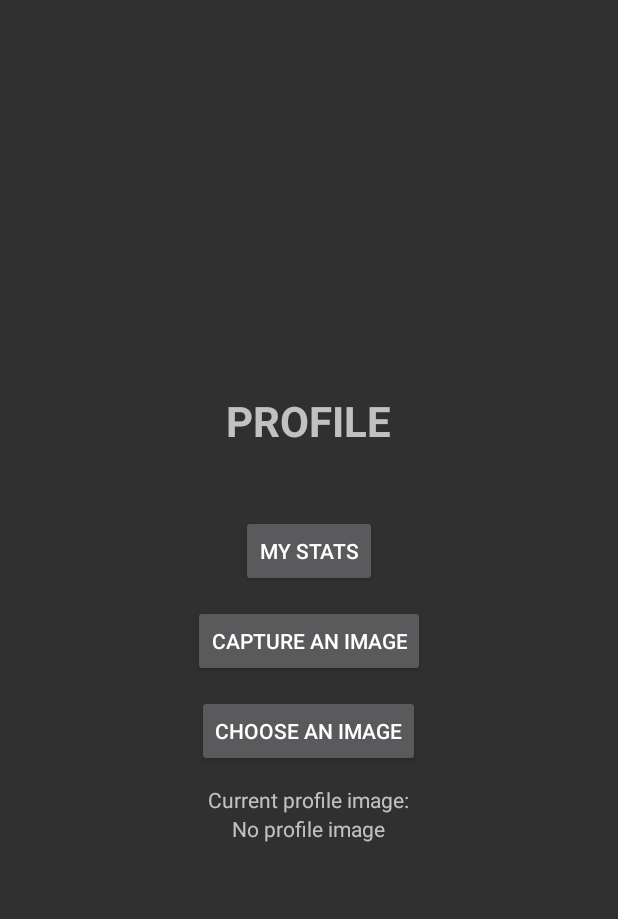
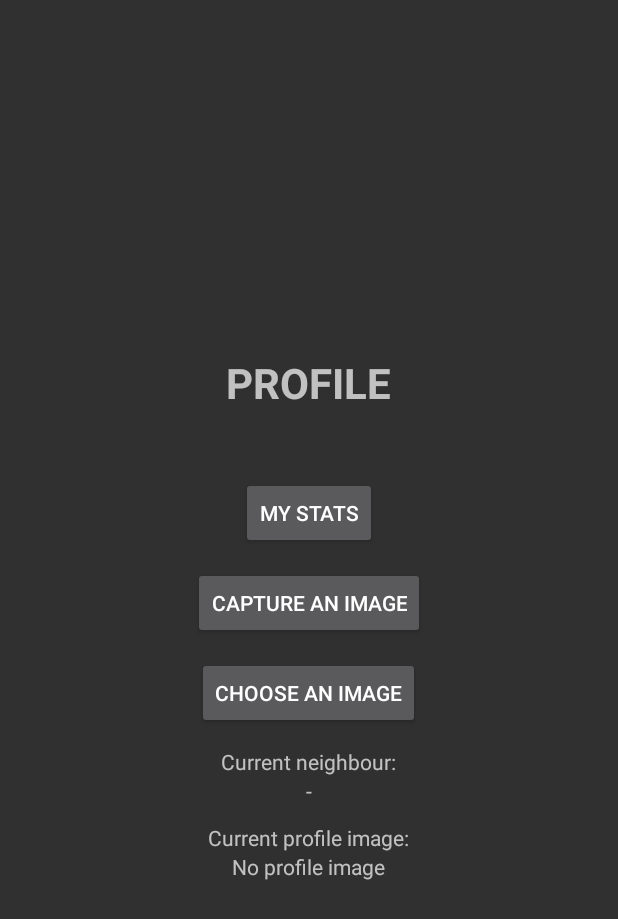
Before and after one commit to tomiplaz/yamb-friends, an Android app: the ProfileActivity screen opened directly, with no data from a screen before it, on a phone screen of 412 x 824 dp. Shown: the top 919 px of the screen. Run offline under Robolectric (Android 15) with nearby library versions, the phone set to English and light mode, and no system bars; libraries missing offline, so code that uses them is left out: retrofit.client; 3 statements that could not run were skipped.

Commit message:
Implement getNeighbour()

```diff
--- a/app/src/main/java/com/plazonic/tomislav/yambfriends/ProfileActivity.java
+++ b/app/src/main/java/com/plazonic/tomislav/yambfriends/ProfileActivity.java
@@ -42,7 +42,7 @@ public class ProfileActivity extends AppCompatActivity implements View.OnClickLi
     private SharedPreferences settings;
     private String username;
     private ImageView ivProfileImage;
-    private TextView ivProfileImageInfo;
+    private TextView tvProfileImageInfo, tvCurrentNeighbour;
     private Uri fileUri;
     private ProgressDialog progressDialog;
     private RestApi restApi;
@@ -56,7 +56,8 @@ public class ProfileActivity extends AppCompatActivity implements View.OnClickLi
         username = settings.getString("username", null);
 
         ivProfileImage = (ImageView) findViewById(R.id.profile_image);
-        ivProfileImageInfo = (TextView) findViewById(R.id.profile_image_info);
+        tvProfileImageInfo = (TextView) findViewById(R.id.profile_image_info);
+        tvCurrentNeighbour = (TextView) findViewById(R.id.current_neighbour_value);
 
         findViewById(R.id.capture_an_image_button).setOnClickListener(this);
         findViewById(R.id.choose_an_image_button).setOnClickListener(this);
@@ -67,6 +68,7 @@ public class ProfileActivity extends AppCompatActivity implements View.OnClickLi
                 .build()
                 .create(RestApi.class);
 
+        getNeighbour();
         refreshImageView();
     }
 
@@ -271,10 +273,10 @@ public class ProfileActivity extends AppCompatActivity implements View.OnClickLi
         if (image != null) {
             ivProfileImage.setImageBitmap(image);
             ivProfileImage.setVisibility(View.VISIBLE);
-            ivProfileImageInfo.setVisibility(View.GONE);
+            tvProfileImageInfo.setVisibility(View.GONE);
         } else {
             ivProfileImage.setVisibility(View.GONE);
-            ivProfileImageInfo.setVisibility(View.VISIBLE);
+            tvProfileImageInfo.setVisibility(View.VISIBLE);
         }
     }
 
@@ -289,4 +291,29 @@ public class ProfileActivity extends AppCompatActivity implements View.OnClickLi
         }
     }
 
+    private void getNeighbour() {
+        restApi.getNeighbour(username, new Callback<Response>() {
+            @Override
+            public void success(Response response, Response response2) {
+                try {
+                    InputStream inputStream = response.getBody().in();
+                    InputStreamReader inputStreamReader = new InputStreamReader(inputStream);
+                    BufferedReader bufferedReader = new BufferedReader(inputStreamReader);
+                    String responseString = bufferedReader.readLine();
+
+                    if (!responseString.equals("No neighbour.")) {
+                        tvCurrentNeighbour.setText(responseString);
+                    }
+                } catch (IOException e) {
+                    e.printStackTrace();
+                }
+            }
+
+            @Override
+            public void failure(RetrofitError error) {
+                Toast.makeText(getApplicationContext(), R.string.unsuccessful_http_response, Toast.LENGTH_LONG).show();
+            }
+        });
+    }
+
 }
--- a/app/src/main/java/com/plazonic/tomislav/yambfriends/RestApi.java
+++ b/app/src/main/java/com/plazonic/tomislav/yambfriends/RestApi.java
@@ -87,4 +87,10 @@ public interface RestApi {
             Callback<Response> callback
     );
 
+    @GET("getNeighbour.php")
+    void getNeighbour(
+            @Query("username") String username,
+            Callback<Response> callback
+    );
+
 }
--- a/app/src/main/res/layout/activity_profile.xml
+++ b/app/src/main/res/layout/activity_profile.xml
@@ -41,6 +41,21 @@
         android:text="@string/choose_an_image_button"/>
 
     <TextView
+        android:id="@+id/current_neighbour_label"
+        android:layout_width="wrap_content"
+        android:layout_height="wrap_content"
+        android:layout_marginTop="@dimen/default_top_margin"
+        android:text="@string/current_neighbour_label"
+        android:gravity="center"/>
+
+    <TextView
+        android:id="@+id/current_neighbour_value"
+        android:layout_width="wrap_content"
+        android:layout_height="wrap_content"
+        android:text="@string/placeholder"
+        android:gravity="center"/>
+
+    <TextView
         android:id="@+id/current_profile_image"
         android:layout_width="wrap_content"
         android:layout_height="wrap_content"
--- a/app/src/main/res/values/strings.xml
+++ b/app/src/main/res/values/strings.xml
@@ -108,6 +108,7 @@
     <string name="my_stats_button">My stats</string>
     <string name="capture_an_image_button">Capture an image</string>
     <string name="choose_an_image_button">Choose an image</string>
+    <string name="current_neighbour_label">Current neighbour:</string>
     <string name="current_profile_image">Current profile image:</string>
     <string name="uploading_image">Uploading image&#8230;</string>
     <string name="image_capture_failed">Image capture failed</string>
```
Also changed, not shown: 1 other file.
